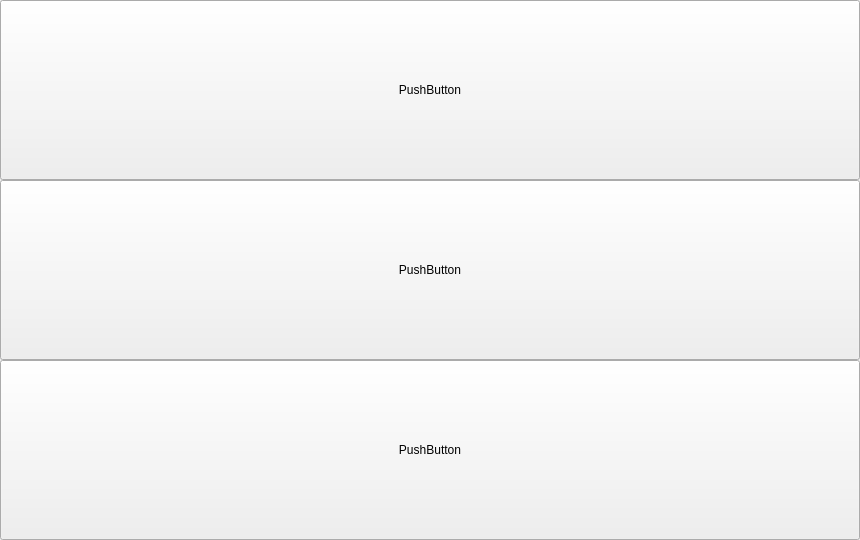
Qt form OOP/Lab2/OOPLab2/mainwindow.ui (Oleksii-Adamov/University-assignments-2-nd-year-) before a commit.
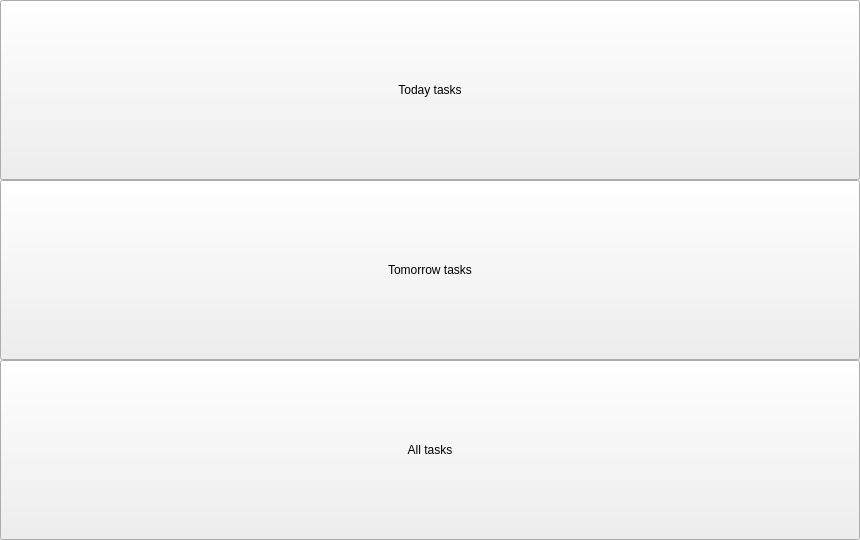
The same form after that commit.

```diff
--- a/OOP/Lab2/OOPLab2/mainwindow.ui
+++ b/OOP/Lab2/OOPLab2/mainwindow.ui
@@ -66,7 +66,7 @@
        </sizepolicy>
       </property>
       <property name="text">
-       <string>PushButton</string>
+       <string>Today tasks</string>
       </property>
      </widget>
     </item>
@@ -79,7 +79,7 @@
        </sizepolicy>
       </property>
       <property name="text">
-       <string>PushButton</string>
+       <string>Tomorrow tasks</string>
       </property>
      </widget>
     </item>
@@ -92,7 +92,7 @@
        </sizepolicy>
       </property>
       <property name="text">
-       <string>PushButton</string>
+       <string>All tasks</string>
       </property>
      </widget>
     </item>
```
Left out of the diff: 6 changed lines with no effect on the pictures.
